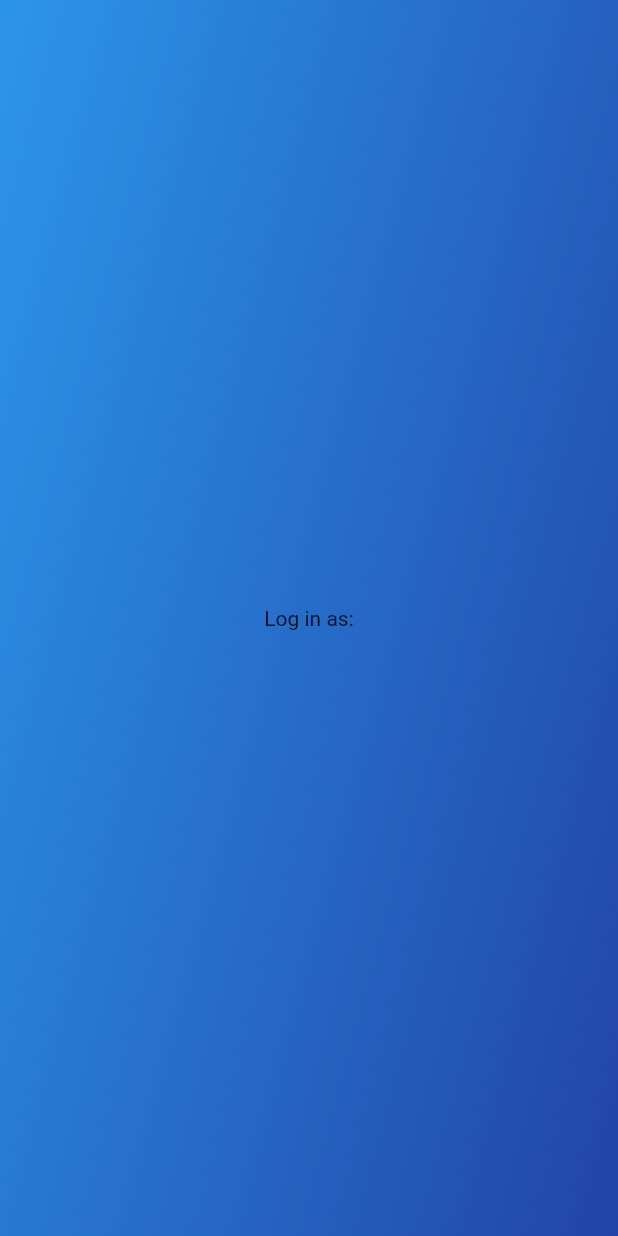
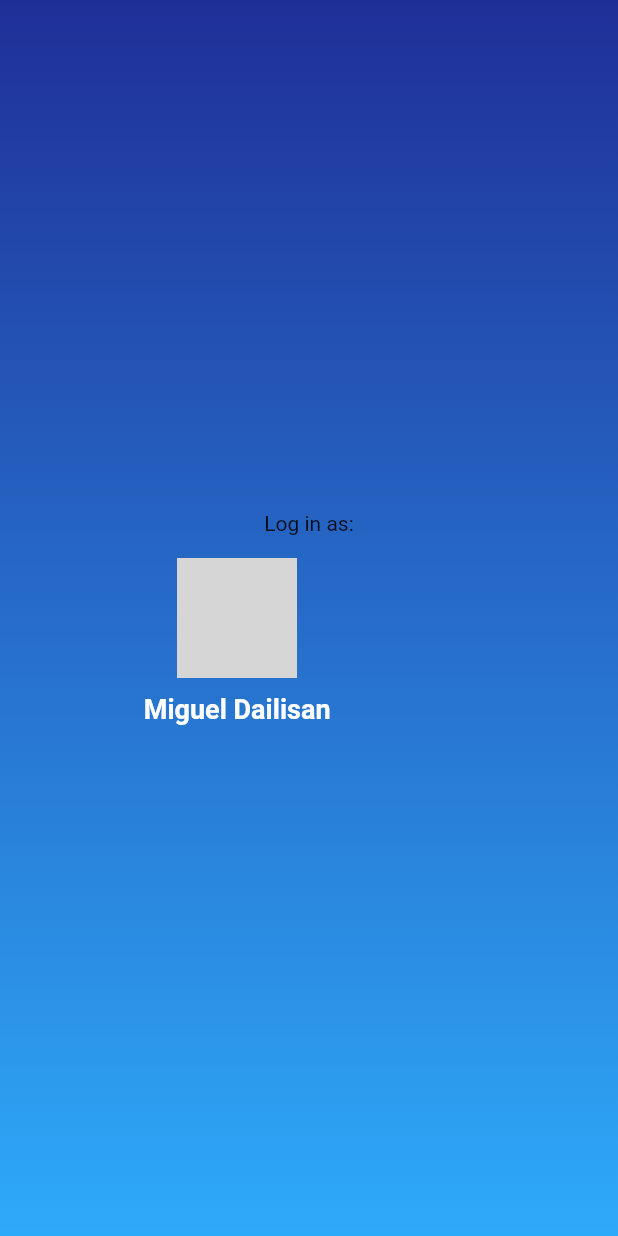
Before and after one commit to miggydai/flutter-chat-app, a Flutter app: the ChooseAccPage screen opened by its route, on a phone screen of 412 x 824 dp. Run offline on Flutter 3.47's test engine with Material 2 defaults, Android fonts, the light colour scheme and no system bars; our stand-ins replace auto_size_text, cloud_firestore, firebase_core, font_awesome_flutter; missing offline and left inert: cloud_firestore_web; accounts and stored records are empty; generated files the repository leaves out were written again; network calls fail; grey boxes are pictures that could not be loaded.

Commit message:
added profile card

```diff
--- a/lib/screens/accoutpage.dart
+++ b/lib/screens/accoutpage.dart
@@ -4,6 +4,7 @@ import 'package:firebase_core/firebase_core.dart';
 import 'package:flutter/material.dart';
 import 'package:flutter/src/widgets/framework.dart';
 import 'package:flutter/src/widgets/placeholder.dart';
+import 'package:flutter_chat_app/widgets/profilecard.dart';
 import 'package:flutter_chat_app/widgets/usercard.dart';
 
 import '../model/office.dart';
@@ -55,12 +56,12 @@ class _ChooseAccPageState extends State<ChooseAccPage> {
             height: double.infinity,
             decoration: BoxDecoration(
               gradient: LinearGradient(
-                begin: Alignment.topRight,
-                end: Alignment.bottomLeft,
-                transform: GradientRotation(-140),
+                begin: Alignment.topCenter,
+                end: Alignment.bottomCenter,
+                // transform: GradientRotation(-140),
                 colors: [
-                  Color.fromRGBO(46, 170, 250, 1),
-                  Color.fromRGBO(31, 47, 152, 1)
+                  Color.fromRGBO(31, 47, 152, 1),
+                  Color.fromRGBO(46, 170, 250, 1)
                 ],
               ),
             ),
@@ -70,6 +71,18 @@ class _ChooseAccPageState extends State<ChooseAccPage> {
             crossAxisAlignment: CrossAxisAlignment.center,
             children: [
               Text("Log in as:"),
+              SizedBox(
+                height: 15,
+              ),
+              Row(
+                mainAxisAlignment: MainAxisAlignment.spaceEvenly,
+                crossAxisAlignment: CrossAxisAlignment.center,
+                children: [
+                  ProfileCard(
+                      image:
+                          "https://firebasestorage.googleapis.com/v0/b/flutter-chat-app-fd3bf.appspot.com/o/assets%2Faddu-seal-colorized.png?alt=media&token=ff46e8b1-5bfe-4d9d-bfed-858a3602ecef",
+                      name: "Miguel Dailisan",
+                      isActive: true),
                   Center(
                       child: StreamBuilder<QuerySnapshot>(
                     stream: _officeStream,
@@ -84,25 +97,26 @@ class _ChooseAccPageState extends State<ChooseAccPage> {
                       }
 
                       return Wrap(
-                    children:
-                        snapshot.data!.docs.map((DocumentSnapshot document) {
+                        runSpacing: 8.0,
+                        spacing: 15.0,
+                        children: snapshot.data!.docs
+                            .map((DocumentSnapshot document) {
                           Map<String, dynamic> data =
                               document.data()! as Map<String, dynamic>;
                           Office office = Office(
                               office_id: data['office_id'],
                               office_name: data['office_name'],
                               bg_image: data['bg_image']);
-                      return Container(
-                          width: MediaQuery.of(context).size.width * .2,
-                          height: MediaQuery.of(context).size.height * .4,
-                          child: UserCard(
-                            pic: data['bg_image'],
-                            text: data['office_name'],
-                          ));
+                          return ProfileCard(
+                              image: data['bg_image'],
+                              name: data['office_name'],
+                              isActive: true);
                         }).toList(),
                       );
                     },
                   )),
+                ],
+              ),
             ],
           )
         ],
--- /dev/null
+++ b/lib/widgets/profilecard.dart
@@ -0,0 +1,41 @@
+import 'package:flutter/material.dart';
+import 'package:flutter/src/widgets/framework.dart';
+import 'package:flutter/src/widgets/placeholder.dart';
+
+class ProfileCard extends StatelessWidget {
+  final String image;
+  final String name;
+  final bool isActive;
+
+  const ProfileCard({
+    Key? key,
+    required this.image,
+    required this.name,
+    required this.isActive,
+  }) : super(key: key);
+
+  @override
+  Widget build(BuildContext context) {
+    return InkWell(
+      onTap: () {},
+      child: Column(
+        children: [
+          CircleAvatar(
+            backgroundImage: NetworkImage(image),
+            radius: 40,
+            backgroundColor: Colors.grey[800],
+          ),
+          SizedBox(height: 10),
+          Text(
+            name,
+            style: TextStyle(
+              color: isActive ? Colors.white : Colors.grey,
+              fontSize: 18,
+              fontWeight: FontWeight.bold,
+            ),
+          ),
+        ],
+      ),
+    );
+  }
+}
```
Lines whose indentation alone changed are shown as unchanged.
